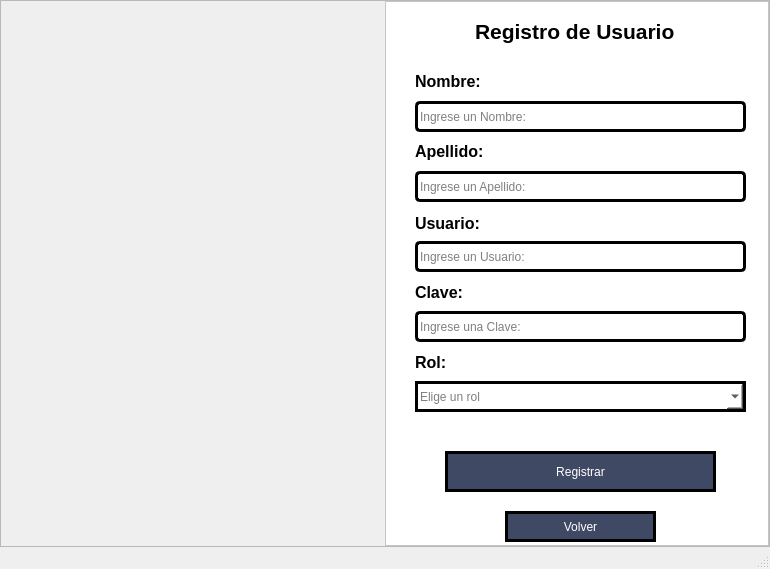
Above: Proyecto/Interfaces/Ui/Registrar.ui from EdCenten0/MAPA-Python before the change. Below: the same form after it.
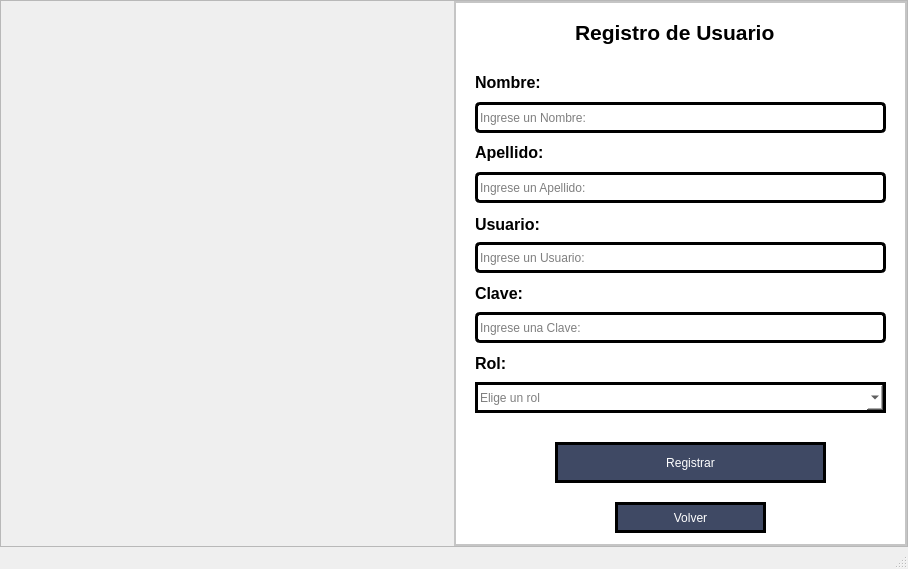
That is the form after the change. Icons and pictures are not drawn.

Commit message: El login ya funciona (Solo falta invocar a la ventana principal y registrar usuario)

Diff of the .ui file:
```diff
--- a/Proyecto/Interfaces/Ui/Registrar.ui
+++ b/Proyecto/Interfaces/Ui/Registrar.ui
@@ -9,10 +9,22 @@
    <rect>
     <x>0</x>
     <y>0</y>
-    <width>770</width>
+    <width>908</width>
     <height>569</height>
    </rect>
   </property>
+  <property name="minimumSize">
+   <size>
+    <width>908</width>
+    <height>569</height>
+   </size>
+  </property>
+  <property name="maximumSize">
+   <size>
+    <width>908</width>
+    <height>569</height>
+   </size>
+  </property>
   <property name="contextMenuPolicy">
    <enum>Qt::NoContextMenu</enum>
   </property>
@@ -59,7 +71,7 @@
       <property name="frameShadow">
        <enum>QFrame::Raised</enum>
       </property>
-      <layout class="QHBoxLayout" name="horizontalLayout">
+      <layout class="QHBoxLayout" name="horizontalLayout" stretch="2,2">
        <property name="spacing">
         <number>0</number>
        </property>
@@ -99,12 +111,153 @@
          <property name="frameShadow">
           <enum>QFrame::Raised</enum>
          </property>
+         <layout class="QVBoxLayout" name="verticalLayout_3">
+          <property name="leftMargin">
+           <number>0</number>
+          </property>
+          <property name="topMargin">
+           <number>0</number>
+          </property>
+          <property name="rightMargin">
+           <number>0</number>
+          </property>
+          <property name="bottomMargin">
+           <number>0</number>
+          </property>
+          <item>
+           <layout class="QVBoxLayout" name="verticalLayout_2">
+            <item>
+             <widget class="QFrame" name="frame_3">
+              <property name="maximumSize">
+               <size>
+                <width>16777215</width>
+                <height>16777215</height>
+               </size>
+              </property>
+              <property name="frameShape">
+               <enum>QFrame::StyledPanel</enum>
+              </property>
+              <property name="frameShadow">
+               <enum>QFrame::Raised</enum>
+              </property>
+              <widget class="QLabel" name="label_9">
+               <property name="geometry">
+                <rect>
+                 <x>20</x>
+                 <y>212</y>
+                 <width>81</width>
+                 <height>20</height>
+                </rect>
+               </property>
+               <property name="font">
+                <font>
+                 <pointsize>12</pointsize>
+                 <weight>75</weight>
+                 <bold>true</bold>
+                </font>
+               </property>
+               <property name="text">
+                <string>Usuario:</string>
+               </property>
+              </widget>
+              <widget class="QComboBox" name="cb_rol">
+               <property name="geometry">
+                <rect>
+                 <x>20</x>
+                 <y>380</y>
+                 <width>411</width>
+                 <height>31</height>
+                </rect>
+               </property>
+               <property name="styleSheet">
+                <string notr="true">border: 3px solid black;
+color: rgb(0, 0, 0);</string>
+               </property>
+               <property name="placeholderText">
+                <string>Elige un rol</string>
+               </property>
+              </widget>
+              <widget class="QPushButton" name="bt_registrar">
+               <property name="geometry">
+                <rect>
+                 <x>100</x>
+                 <y>440</y>
+                 <width>271</width>
+                 <height>41</height>
+                </rect>
+               </property>
+               <property name="styleSheet">
+                <string notr="true">border: 3px solid black;
+background-color: rgb(63, 73, 100);
+color: rgb(255, 255, 255);</string>
+               </property>
+               <property name="text">
+                <string>Registrar</string>
+               </property>
+              </widget>
+              <widget class="QLineEdit" name="line_usuario">
+               <property name="geometry">
+                <rect>
+                 <x>20</x>
+                 <y>240</y>
+                 <width>411</width>
+                 <height>31</height>
+                </rect>
+               </property>
+               <property name="styleSheet">
+                <string notr="true">border: 3px solid black;
+border-radius: 5px;</string>
+               </property>
+               <property name="placeholderText">
+                <string>Ingrese un Usuario:</string>
+               </property>
+              </widget>
+              <widget class="QLabel" name="label_10">
+               <property name="geometry">
+                <rect>
+                 <x>20</x>
+                 <y>350</y>
+                 <width>41</width>
+                 <height>22</height>
+                </rect>
+               </property>
+               <property name="font">
+                <font>
+                 <pointsize>12</pointsize>
+                 <weight>75</weight>
+                 <bold>true</bold>
+                </font>
+               </property>
+               <property name="text">
+                <string>Rol:</string>
+               </property>
+              </widget>
+              <widget class="QLabel" name="label_12">
+               <property name="geometry">
+                <rect>
+                 <x>20</x>
+                 <y>280</y>
+                 <width>61</width>
+                 <height>22</height>
+                </rect>
+               </property>
+               <property name="font">
+                <font>
+                 <pointsize>12</pointsize>
+                 <weight>75</weight>
+                 <bold>true</bold>
+                </font>
+               </property>
+               <property name="text">
+                <string>Clave:</string>
+               </property>
+              </widget>
          <widget class="QLabel" name="label_13">
           <property name="geometry">
            <rect>
-            <x>90</x>
+                 <x>120</x>
             <y>10</y>
-            <width>211</width>
+                 <width>241</width>
             <height>41</height>
            </rect>
           </property>
@@ -127,7 +280,7 @@
          <widget class="QLabel" name="label_14">
           <property name="geometry">
            <rect>
-            <x>30</x>
+                 <x>20</x>
             <y>70</y>
             <width>81</width>
             <height>21</height>
@@ -144,29 +297,12 @@
            <string>Nombre:</string>
           </property>
          </widget>
-         <widget class="QLineEdit" name="line_nombre">
-          <property name="geometry">
-           <rect>
-            <x>30</x>
-            <y>100</y>
-            <width>331</width>
-            <height>31</height>
-           </rect>
-          </property>
-          <property name="styleSheet">
-           <string notr="true">border: 3px solid black;
-border-radius: 5px;</string>
-          </property>
-          <property name="placeholderText">
-           <string>Ingrese un Nombre:</string>
-          </property>
-         </widget>
          <widget class="QLineEdit" name="line_apellido">
           <property name="geometry">
            <rect>
-            <x>30</x>
+                 <x>20</x>
             <y>170</y>
-            <width>331</width>
+                 <width>411</width>
             <height>31</height>
            </rect>
           </property>
@@ -178,89 +314,12 @@
            <string>Ingrese un Apellido:</string>
           </property>
          </widget>
-         <widget class="QLabel" name="label_11">
-          <property name="geometry">
-           <rect>
-            <x>30</x>
-            <y>140</y>
-            <width>101</width>
-            <height>21</height>
-           </rect>
-          </property>
-          <property name="font">
-           <font>
-            <pointsize>12</pointsize>
-            <weight>75</weight>
-            <bold>true</bold>
-           </font>
-          </property>
-          <property name="text">
-           <string>Apellido:</string>
-          </property>
-         </widget>
-         <widget class="QLabel" name="label_9">
-          <property name="geometry">
-           <rect>
-            <x>30</x>
-            <y>212</y>
-            <width>81</width>
-            <height>20</height>
-           </rect>
-          </property>
-          <property name="font">
-           <font>
-            <pointsize>12</pointsize>
-            <weight>75</weight>
-            <bold>true</bold>
-           </font>
-          </property>
-          <property name="text">
-           <string>Usuario:</string>
-          </property>
-         </widget>
-         <widget class="QLineEdit" name="line_usuario">
-          <property name="geometry">
-           <rect>
-            <x>30</x>
-            <y>240</y>
-            <width>331</width>
-            <height>31</height>
-           </rect>
-          </property>
-          <property name="styleSheet">
-           <string notr="true">border: 3px solid black;
-border-radius: 5px;</string>
-          </property>
-          <property name="placeholderText">
-           <string>Ingrese un Usuario:</string>
-          </property>
-         </widget>
-         <widget class="QLabel" name="label_12">
-          <property name="geometry">
-           <rect>
-            <x>30</x>
-            <y>280</y>
-            <width>61</width>
-            <height>22</height>
-           </rect>
-          </property>
-          <property name="font">
-           <font>
-            <pointsize>12</pointsize>
-            <weight>75</weight>
-            <bold>true</bold>
-           </font>
-          </property>
-          <property name="text">
-           <string>Clave:</string>
-          </property>
-         </widget>
          <widget class="QLineEdit" name="line_clave">
           <property name="geometry">
            <rect>
-            <x>30</x>
+                 <x>20</x>
             <y>310</y>
-            <width>331</width>
+                 <width>411</width>
             <height>31</height>
            </rect>
           </property>
@@ -272,66 +331,28 @@
            <string>Ingrese una Clave:</string>
           </property>
          </widget>
-         <widget class="QComboBox" name="cb_rol">
+              <widget class="QLineEdit" name="line_nombre">
           <property name="geometry">
            <rect>
-            <x>30</x>
-            <y>380</y>
-            <width>331</width>
+                 <x>20</x>
+                 <y>100</y>
+                 <width>411</width>
             <height>31</height>
            </rect>
           </property>
           <property name="styleSheet">
            <string notr="true">border: 3px solid black;
-color: rgb(0, 0, 0);</string>
-          </property>
-          <property name="placeholderText" stdset="0">
-           <string>Elige un rol</string>
-          </property>
-         </widget>
-         <widget class="QLabel" name="label_10">
-          <property name="geometry">
-           <rect>
-            <x>30</x>
-            <y>350</y>
-            <width>41</width>
-            <height>22</height>
-           </rect>
-          </property>
-          <property name="font">
-           <font>
-            <pointsize>12</pointsize>
-            <weight>75</weight>
-            <bold>true</bold>
-           </font>
-          </property>
-          <property name="text">
-           <string>Rol:</string>
-          </property>
-         </widget>
-         <widget class="QPushButton" name="bt_registrar">
-          <property name="geometry">
-           <rect>
-            <x>60</x>
-            <y>450</y>
-            <width>271</width>
-            <height>41</height>
-           </rect>
-          </property>
-          <property name="styleSheet">
-           <string notr="true">border: 3px solid black;
-background-color: rgb(63, 73, 100);
-color: rgb(255, 255, 255);</string>
-          </property>
-          <property name="text">
-           <string>Registrar</string>
+border-radius: 5px;</string>
+               </property>
+               <property name="placeholderText">
+                <string>Ingrese un Nombre:</string>
           </property>
          </widget>
          <widget class="QPushButton" name="bt_volver">
           <property name="geometry">
            <rect>
-            <x>120</x>
-            <y>510</y>
+                 <x>160</x>
+                 <y>500</y>
             <width>151</width>
             <height>31</height>
            </rect>
@@ -345,6 +366,31 @@
            <string>Volver</string>
           </property>
          </widget>
+              <widget class="QLabel" name="label_11">
+               <property name="geometry">
+                <rect>
+                 <x>20</x>
+                 <y>140</y>
+                 <width>101</width>
+                 <height>21</height>
+                </rect>
+               </property>
+               <property name="font">
+                <font>
+                 <pointsize>12</pointsize>
+                 <weight>75</weight>
+                 <bold>true</bold>
+                </font>
+               </property>
+               <property name="text">
+                <string>Apellido:</string>
+               </property>
+              </widget>
+             </widget>
+            </item>
+           </layout>
+          </item>
+         </layout>
         </widget>
        </item>
       </layout>
```
Left out of the diff: 4 changed lines with no effect on the pictures. Lines whose indentation alone changed are shown as unchanged. The commit also changes 4 other files.
